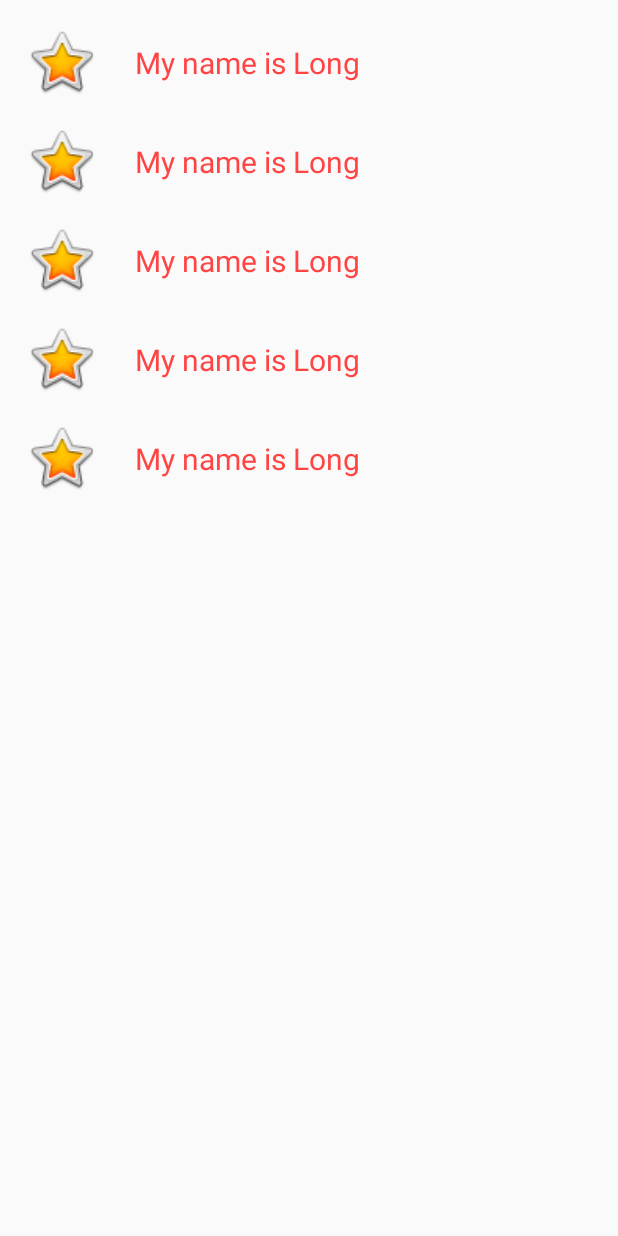
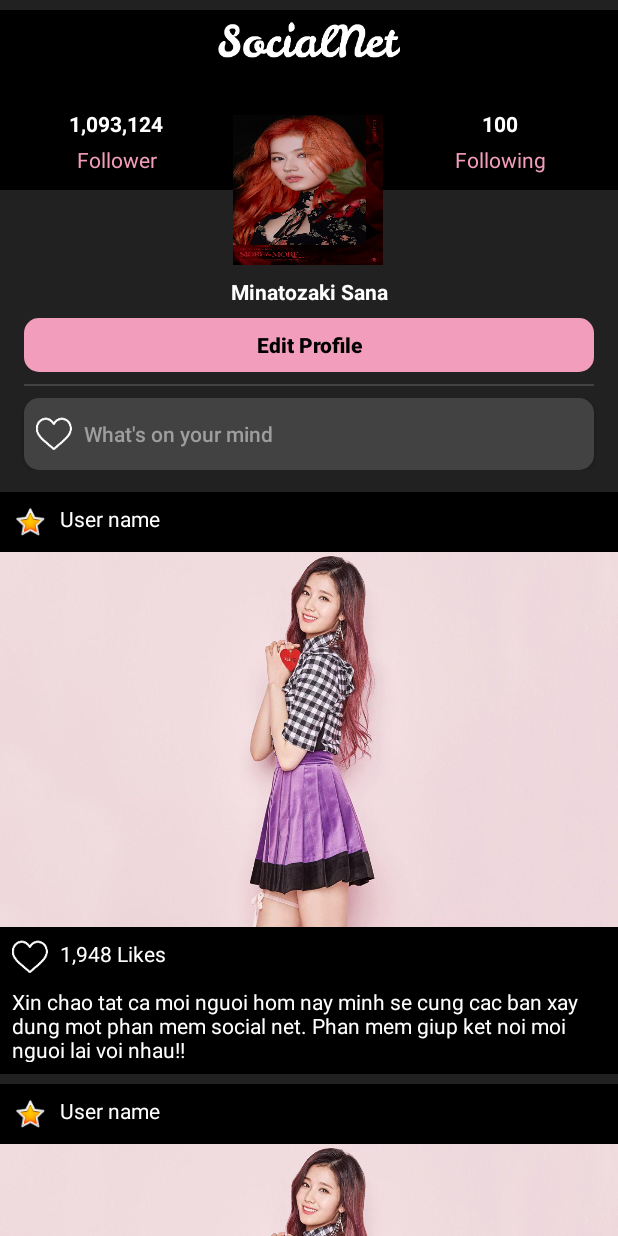
Before and after one commit to hahpuc/SocialNetAndroid, an Android app: the fragment ManHinhUser shown on its own in the app's theme, on a phone screen of 412 x 824 dp. Run offline under Robolectric (Android 15) with nearby library versions, the phone set to English and light mode, and no system bars; libraries missing offline, so code that uses them is left out: com.xwray.groupie.

Commit message:
Hoàn thành phần khung trong màn hình User

```diff
--- a/app/src/main/java/com/example/socialproject/ManHinhUser/ManHinhUser.kt
+++ b/app/src/main/java/com/example/socialproject/ManHinhUser/ManHinhUser.kt
@@ -11,6 +11,7 @@ import androidx.recyclerview.widget.LinearLayoutManager
 import androidx.recyclerview.widget.RecyclerView
 import com.example.socialproject.Model.Status
 import com.example.socialproject.R
+import com.example.socialproject.VerticalSpaceItemDecoration
 import com.xwray.groupie.GroupAdapter
 import com.xwray.groupie.Item
 import com.xwray.groupie.ViewHolder
@@ -50,7 +51,9 @@ class ManHinhUser : Fragment() {
                 1 -> R.drawable.ic_baseline_account_circle_24
                 else -> R.drawable.ic_baseline_airline_seat_flat_24
             }*/
-            val item = Status("")
+
+            // Fetch Data
+            val item = Status("User name")
             list += item
         }
         return list
@@ -64,10 +67,12 @@ class ManHinhUser : Fragment() {
 
         val view = inflater.inflate(R.layout.fragment_man_hinh_user, container, false)
         val rec = view.findViewById(R.id.user_recycler_view) as RecyclerView
+        val statusList = generateDummyList(5)
 
-        val statusList = generateDummyList(5)
         rec.adapter = ManHinhUserAdapter(statusList)
         rec.setHasFixedSize(true)
+        rec.addItemDecoration(VerticalSpaceItemDecoration(10))
+
         return view
     }
 
--- a/app/src/main/java/com/example/socialproject/ManHinhUser/ManHinhUserAdapter.kt
+++ b/app/src/main/java/com/example/socialproject/ManHinhUser/ManHinhUserAdapter.kt
@@ -7,24 +7,65 @@ import android.widget.TextView
 import androidx.recyclerview.widget.RecyclerView
 import com.example.socialproject.Model.Status
 import com.example.socialproject.R
-import kotlinx.android.synthetic.main.user_item_row.view.*
 
 class ManHinhUserAdapter(private val statusList: List<Status>): RecyclerView.Adapter<RecyclerView.ViewHolder>() {
+
+    companion object {
+        private const val TYPE_HEADER = 0
+        private const val TYPE_ITEMS = 1
+    }
+
     override fun onCreateViewHolder(parent: ViewGroup, viewType: Int): RecyclerView.ViewHolder {
-        val view = LayoutInflater.from(parent.context).inflate(R.layout.user_item_row, parent, false)
-        return statusViewHolder(view)
+        return when (viewType) {
+            TYPE_ITEMS -> {
+                val view = LayoutInflater.from(parent.context)
+                    .inflate(R.layout.user_status_item_row, parent, false)
+                statusViewHolder(view)
+            }
+
+            TYPE_HEADER -> {
+                val view = LayoutInflater.from(parent.context)
+                    .inflate(R.layout.user_header_profile, parent, false)
+                return userHeaderViewHolder(view)
+            }
+
+            else -> throw IllegalAccessException("Invalidate view type")
+        }
+
+
     }
 
     override fun getItemCount(): Int {
-        return statusList.size
+        return statusList.size + 1
     }
 
     override fun onBindViewHolder(holder: RecyclerView.ViewHolder, position: Int) {
+
+        if (holder is userHeaderViewHolder) {
+            holder.following?.text = "100"
+            holder.follower?.text = "1,093,124"
+            holder.username?.text = "Minatozaki Sana"
+        }
+        else
         if (holder is statusViewHolder) {
-            holder.label?.text = "My name is Long"
+            holder.label?.text = statusList[position - 1].getTextString()
         }
     }
 
+    override fun getItemViewType(position: Int): Int {
+        if (position == 0) {
+            return TYPE_HEADER
+        }
+
+        return TYPE_ITEMS
+    }
+
+}
+
+class userHeaderViewHolder(itemView: View): RecyclerView.ViewHolder(itemView) {
+    val following = itemView.findViewById(R.id.followingCountTextView) as? TextView
+    val follower = itemView.findViewById(R.id.followerCountTextView) as? TextView
+    val username = itemView.findViewById(R.id.user_user_name) as? TextView
 }
 
 class statusViewHolder(itemView: View) :RecyclerView.ViewHolder(itemView) {
--- a/app/src/main/java/com/example/socialproject/Model/Status.kt
+++ b/app/src/main/java/com/example/socialproject/Model/Status.kt
@@ -1,5 +1,12 @@
 package com.example.socialproject.Model
 
 class Status(val text: String) {
+
+    public fun getTextString(): String {
+        return text;
+    }
+
     constructor() : this("")
+
+
 }
--- /dev/null
+++ b/app/src/main/java/com/example/socialproject/VerticalSpaceItemDecoration.kt
@@ -0,0 +1,20 @@
+package com.example.socialproject
+
+import android.graphics.Rect
+import android.view.View
+import androidx.recyclerview.widget.RecyclerView
+
+class VerticalSpaceItemDecoration(private val verticalSpaceHeight: Int) : RecyclerView.ItemDecoration() {
+
+    override fun getItemOffsets(
+        outRect: Rect,
+        view: View,
+        parent: RecyclerView,
+        state: RecyclerView.State
+    ) {
+        super.getItemOffsets(outRect, view, parent, state)
+
+        outRect.top = verticalSpaceHeight
+    }
+
+}
--- a/app/src/main/res/layout/fragment_man_hinh_user.xml
+++ b/app/src/main/res/layout/fragment_man_hinh_user.xml
@@ -4,6 +4,7 @@
     xmlns:tools="http://schemas.android.com/tools"
     android:layout_width="match_parent"
     android:layout_height="match_parent"
+    android:background="#212121"
     tools:context=".ManHinhUser.ManHinhUser">
 
 
@@ -13,6 +14,6 @@
         android:layout_height="match_parent"
         android:clipToPadding="false"
         app:layoutManager="androidx.recyclerview.widget.LinearLayoutManager"
-        tools:listitem="@layout/user_item_row"
+        tools:listitem="@layout/user_status_item_row"
         />
 </RelativeLayout>
--- /dev/null
+++ b/app/src/main/res/layout/user_header_profile.xml
@@ -0,0 +1,159 @@
+<?xml version="1.0" encoding="utf-8"?>
+<androidx.constraintlayout.widget.ConstraintLayout xmlns:android="http://schemas.android.com/apk/res/android"
+    xmlns:app="http://schemas.android.com/apk/res-auto"
+    xmlns:tools="http://schemas.android.com/tools"
+    android:layout_width="match_parent"
+    android:layout_height="wrap_content"
+    android:background="#212121"
+    android:paddingBottom="8dp">
+
+    <ImageView
+        android:id="@+id/imageView6"
+        android:layout_width="0dp"
+        android:layout_height="120dp"
+        android:background="#000000"
+        app:layout_constraintEnd_toEndOf="parent"
+        app:layout_constraintHorizontal_bias="0.0"
+        app:layout_constraintStart_toStartOf="parent"
+        app:layout_constraintTop_toTopOf="parent" />
+
+    <ImageView
+        android:id="@+id/imageView7"
+        android:layout_width="0dp"
+        android:layout_height="24dp"
+        android:layout_marginTop="8dp"
+        app:layout_constraintEnd_toEndOf="parent"
+        app:layout_constraintStart_toStartOf="parent"
+        app:layout_constraintTop_toTopOf="@+id/imageView6"
+        app:srcCompat="@drawable/logoname" />
+
+    <ImageView
+        android:id="@+id/user_profile_image"
+        android:layout_width="100dp"
+        android:layout_height="100dp"
+        android:layout_marginTop="38dp"
+        android:background="@drawable/sana_avatar"
+        android:scaleType="fitXY"
+        app:layout_constraintEnd_toEndOf="parent"
+        app:layout_constraintHorizontal_bias="0.498"
+        app:layout_constraintStart_toStartOf="parent"
+        app:layout_constraintTop_toBottomOf="@+id/imageView7" />
+
+    <TextView
+        android:id="@+id/textView4"
+        android:layout_width="0dp"
+        android:layout_height="24dp"
+        android:layout_marginBottom="8dp"
+        android:gravity="center"
+        android:text="Follower"
+        android:textColor="#F29DBB"
+        app:layout_constraintBottom_toBottomOf="@+id/imageView6"
+        app:layout_constraintEnd_toStartOf="@+id/user_profile_image"
+        app:layout_constraintStart_toStartOf="parent" />
+
+    <TextView
+        android:id="@+id/followerCountTextView"
+        android:layout_width="0dp"
+        android:layout_height="24dp"
+        android:gravity="center"
+        android:text="1,984,124"
+        android:textColor="@android:color/white"
+        android:textStyle="bold"
+        app:layout_constraintBottom_toTopOf="@+id/textView4"
+        app:layout_constraintEnd_toStartOf="@+id/user_profile_image"
+        app:layout_constraintHorizontal_bias="0.0"
+        app:layout_constraintStart_toStartOf="parent" />
+
+    <TextView
+        android:id="@+id/textView5"
+        android:layout_width="0dp"
+        android:layout_height="24dp"
+        android:layout_marginBottom="8dp"
+        android:gravity="center"
+        android:text="Following"
+        android:textColor="#F29DBB"
+        app:layout_constraintBottom_toBottomOf="@+id/imageView6"
+        app:layout_constraintEnd_toEndOf="parent"
+        app:layout_constraintStart_toEndOf="@+id/user_profile_image" />
+
+    <TextView
+        android:id="@+id/followingCountTextView"
+        android:layout_width="0dp"
+        android:layout_height="24dp"
+        android:gravity="center"
+        android:text="100"
+        android:textColor="@android:color/white"
+        android:textStyle="bold"
+        app:layout_constraintBottom_toTopOf="@+id/textView5"
+        app:layout_constraintEnd_toEndOf="parent"
+        app:layout_constraintHorizontal_bias="0.0"
+        app:layout_constraintStart_toEndOf="@+id/user_profile_image" />
+
+    <Button
+        android:id="@+id/button"
+        android:layout_width="0dp"
+        android:layout_height="36dp"
+        android:layout_marginStart="16dp"
+        android:layout_marginLeft="16dp"
+        android:layout_marginTop="8dp"
+        android:layout_marginEnd="16dp"
+        android:layout_marginRight="16dp"
+        android:background="@drawable/lamtron_button"
+        android:text="Edit Profile"
+        android:textAllCaps="false"
+        android:textColor="@android:color/black"
+        android:textStyle="bold"
+        app:layout_constraintEnd_toEndOf="parent"
+        app:layout_constraintHorizontal_bias="0.0"
+        app:layout_constraintStart_toStartOf="parent"
+        app:layout_constraintTop_toBottomOf="@+id/user_user_name" />
+
+    <TextView
+        android:id="@+id/user_user_name"
+        android:layout_width="0dp"
+        android:layout_height="wrap_content"
+        android:layout_marginTop="8dp"
+        android:gravity="center"
+        android:text="User Name"
+        android:textColor="@android:color/white"
+        android:textStyle="bold"
+        app:layout_constraintEnd_toEndOf="parent"
+        app:layout_constraintStart_toStartOf="parent"
+        app:layout_constraintTop_toBottomOf="@+id/user_profile_image" />
+
+    <ImageView
+        android:id="@+id/imageView9"
+        android:layout_width="0dp"
+        android:layout_height="1dp"
+        android:layout_marginStart="16dp"
+        android:layout_marginLeft="16dp"
+        android:layout_marginTop="8dp"
+        android:layout_marginEnd="16dp"
+        android:layout_marginRight="16dp"
+        android:background="#424242"
+        app:layout_constraintEnd_toEndOf="parent"
+        app:layout_constraintStart_toStartOf="parent"
+        app:layout_constraintTop_toBottomOf="@+id/button" />
+
+    <Button
+        android:id="@+id/button2"
+        android:layout_width="0dp"
+        android:layout_height="48dp"
+        android:layout_marginStart="16dp"
+        android:layout_marginLeft="16dp"
+        android:layout_marginTop="8dp"
+        android:layout_marginEnd="16dp"
+        android:layout_marginRight="16dp"
+        android:background="@drawable/lamtron_edittext"
+        android:drawableLeft="@drawable/unselected_heart"
+        android:text="What's on your mind"
+        android:gravity="left|center_vertical"
+        android:textAllCaps="false"
+        android:textColor="#9e9e9e"
+        android:paddingLeft="8dp"
+        android:drawablePadding="8dp"
+        app:layout_constraintEnd_toEndOf="parent"
+        app:layout_constraintHorizontal_bias="0.0"
+        app:layout_constraintStart_toStartOf="parent"
+        app:layout_constraintTop_toBottomOf="@+id/imageView9" />
+</androidx.constraintlayout.widget.ConstraintLayout>
--- a/app/src/main/res/layout/user_item_row.xml
+++ /dev/null
@@ -1,33 +0,0 @@
-<?xml version="1.0" encoding="utf-8"?>
-<androidx.constraintlayout.widget.ConstraintLayout
-    xmlns:android="http://schemas.android.com/apk/res/android"
-    xmlns:app="http://schemas.android.com/apk/res-auto"
-    xmlns:tools="http://schemas.android.com/tools"
-    android:layout_width="match_parent"
-    android:layout_height="wrap_content">
-
-    <ImageView
-        android:id="@+id/imageView"
-        android:layout_width="50dp"
-        android:layout_height="50dp"
-        android:layout_marginStart="16dp"
-        android:layout_marginLeft="16dp"
-        android:layout_marginTop="16dp"
-        app:layout_constraintStart_toStartOf="parent"
-        app:layout_constraintTop_toTopOf="parent"
-        app:srcCompat="@android:drawable/btn_star_big_on" />
-
-    <TextView
-        android:id="@+id/user_text_view"
-        android:layout_width="0dp"
-        android:layout_height="wrap_content"
-        android:layout_marginStart="24dp"
-        android:layout_marginLeft="24dp"
-        android:layout_marginTop="28dp"
-        android:text="This is cell"
-        android:textColor="@android:color/holo_red_light"
-        android:textSize="20dp"
-        app:layout_constraintEnd_toEndOf="parent"
-        app:layout_constraintStart_toEndOf="@+id/imageView"
-        app:layout_constraintTop_toTopOf="parent" />
-</androidx.constraintlayout.widget.ConstraintLayout>
--- /dev/null
+++ b/app/src/main/res/layout/user_status_item_row.xml
@@ -0,0 +1,83 @@
+<?xml version="1.0" encoding="utf-8"?>
+<androidx.constraintlayout.widget.ConstraintLayout xmlns:android="http://schemas.android.com/apk/res/android"
+    xmlns:app="http://schemas.android.com/apk/res-auto"
+    xmlns:tools="http://schemas.android.com/tools"
+    android:layout_width="match_parent"
+    android:layout_height="wrap_content"
+    android:background="#000000"
+    android:paddingBottom="8dp">
+
+    <ImageView
+        android:id="@+id/imageView"
+        android:layout_width="24dp"
+        android:layout_height="24dp"
+        android:layout_marginStart="8dp"
+        android:layout_marginLeft="8dp"
+        android:layout_marginTop="8dp"
+        app:layout_constraintStart_toStartOf="parent"
+        app:layout_constraintTop_toTopOf="parent"
+        app:srcCompat="@android:drawable/btn_star_big_on" />
+
+    <TextView
+        android:id="@+id/user_text_view"
+        android:layout_width="0dp"
+        android:layout_height="24dp"
+        android:layout_marginStart="8dp"
+        android:layout_marginLeft="8dp"
+        android:layout_marginTop="8dp"
+        android:text="User name"
+        android:textColor="@android:color/white"
+        android:textSize="14dp"
+        app:layout_constraintEnd_toEndOf="parent"
+        app:layout_constraintStart_toEndOf="@+id/imageView"
+        app:layout_constraintTop_toTopOf="parent" />
+
+    <ImageView
+        android:id="@+id/imageView3"
+        android:layout_width="wrap_content"
+        android:layout_height="250dp"
+        android:layout_marginTop="8dp"
+        android:background="@drawable/sana"
+        android:scaleType="centerCrop"
+        app:layout_constraintEnd_toEndOf="parent"
+        app:layout_constraintStart_toStartOf="parent"
+        app:layout_constraintTop_toBottomOf="@+id/user_text_view" />
+
+    <ImageView
+        android:id="@+id/imageView4"
+        android:layout_width="wrap_content"
+        android:layout_height="wrap_content"
+        android:layout_marginStart="8dp"
+        android:layout_marginLeft="8dp"
+        android:layout_marginTop="8dp"
+        app:layout_constraintStart_toStartOf="parent"
+        app:layout_constraintTop_toBottomOf="@+id/imageView3"
+        app:srcCompat="@drawable/unselected_heart" />
+
+    <TextView
+        android:id="@+id/textView"
+        android:layout_width="0dp"
+        android:layout_height="24dp"
+        android:layout_marginStart="8dp"
+        android:layout_marginLeft="8dp"
+        android:layout_marginTop="8dp"
+        android:text="1,948 Likes"
+        android:textColor="@android:color/white"
+        app:layout_constraintStart_toEndOf="@+id/imageView4"
+        app:layout_constraintTop_toBottomOf="@+id/imageView3" />
+
+    <TextView
+        android:id="@+id/user_status_textView"
+        android:layout_width="0dp"
+        android:layout_height="50dp"
+        android:layout_marginStart="8dp"
+        android:layout_marginLeft="8dp"
+        android:layout_marginTop="8dp"
+        android:layout_marginEnd="8dp"
+        android:layout_marginRight="8dp"
+        android:text="Xin chao tat ca moi nguoi hom nay minh se cung cac ban xay dung mot phan mem social net. Phan mem giup ket noi moi nguoi lai voi nhau!!"
+        android:textColor="@android:color/white"
+        app:layout_constraintEnd_toEndOf="parent"
+        app:layout_constraintStart_toStartOf="parent"
+        app:layout_constraintTop_toBottomOf="@+id/imageView4" />
+</androidx.constraintlayout.widget.ConstraintLayout>
```
Also changed, not shown: app/src/main/res/drawable-xhdpi/sana.jpg (added), app/src/main/res/drawable-xhdpi/sana_avatar.jpg (added).
